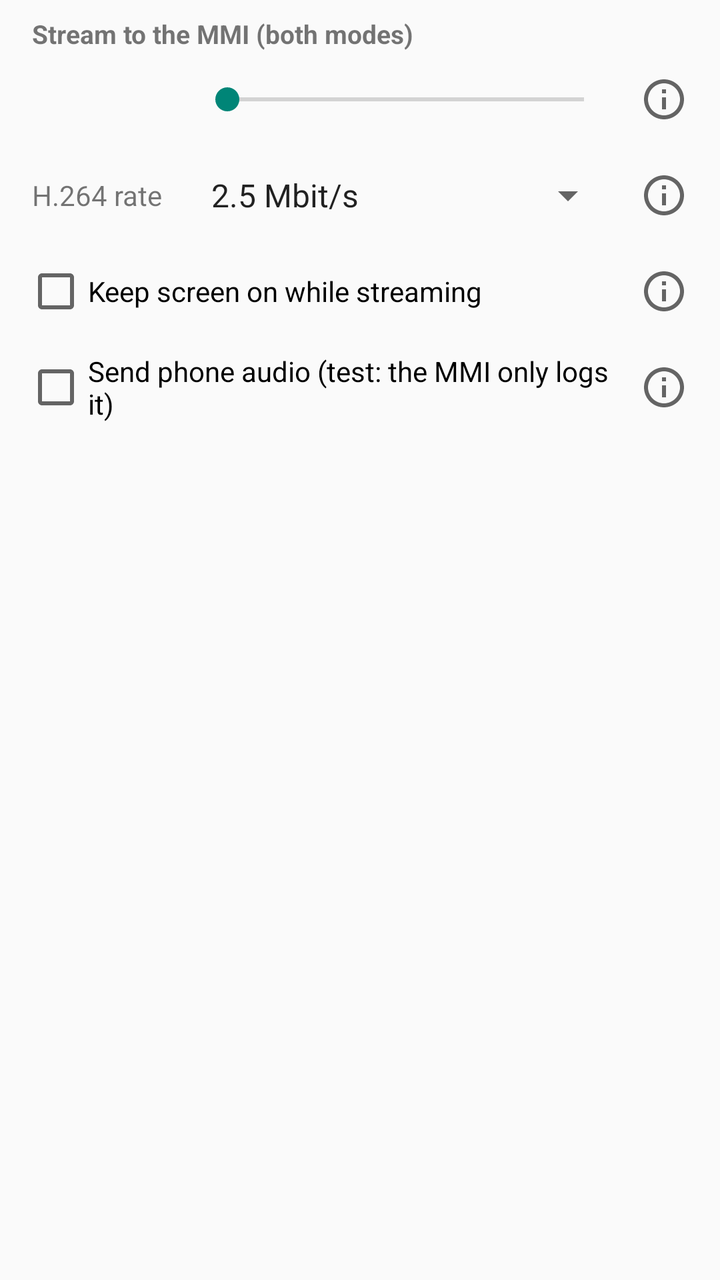
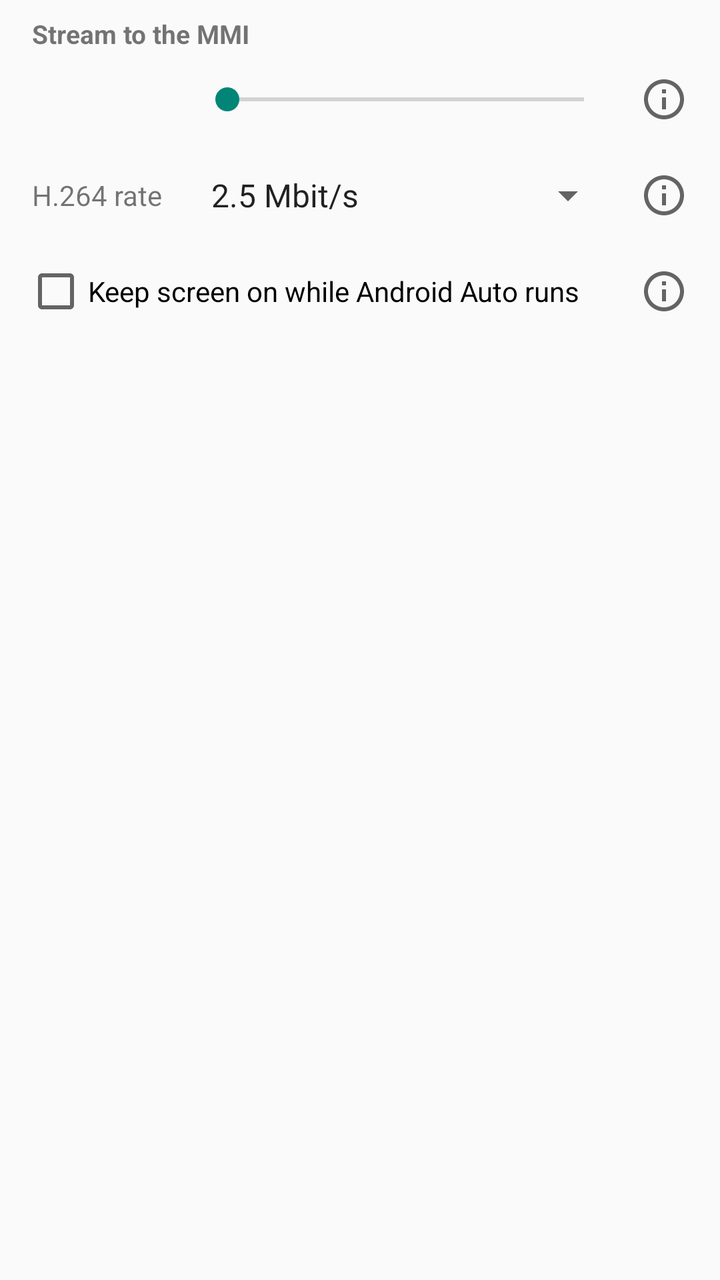

An Android layout rendered at two revisions. The XML below is the earlier revision; the diff shows what the commit changed to produce the second picture.
<!-- AndroidManifest.xml: application theme android:Theme.Material.Light.DarkActionBar -->
<!-- res/layout/stream_options.xml -->
<?xml version="1.0" encoding="utf-8"?>
<LinearLayout xmlns:android="http://schemas.android.com/apk/res/android"
    android:layout_width="match_parent"
    android:layout_height="wrap_content"
    android:orientation="vertical">

    <TextView
        android:layout_width="match_parent"
        android:layout_height="wrap_content"
        android:paddingStart="16dp"
        android:paddingTop="8dp"
        android:paddingEnd="16dp"
        android:text="@string/stream_options"
        android:textSize="13sp"
        android:textStyle="bold" />

    <LinearLayout style="@style/OptionRow">

        <TextView
            android:id="@+id/fps_label"
            android:layout_width="wrap_content"
            android:layout_height="wrap_content"
            android:minEms="5"
            android:textSize="14sp" />

        <SeekBar
            android:id="@+id/fps"
            android:layout_width="0dp"
            android:layout_height="wrap_content"
            android:layout_weight="1" />

        <ImageButton
            android:id="@+id/info_fps"
            style="@style/InfoButton" />
    </LinearLayout>

    <LinearLayout style="@style/OptionRow">

        <TextView
            android:layout_width="wrap_content"
            android:layout_height="wrap_content"
            android:minEms="5"
            android:text="@string/bit_rate"
            android:textSize="14sp" />

        <Spinner
            android:id="@+id/bit_rate"
            android:layout_width="0dp"
            android:layout_height="wrap_content"
            android:layout_weight="1"
            android:entries="@array/bit_rates" />

        <ImageButton
            android:id="@+id/info_bit_rate"
            style="@style/InfoButton" />
    </LinearLayout>

    <LinearLayout
        style="@style/OptionRow"
        android:paddingStart="12dp">

        <CheckBox
            android:id="@+id/keep_screen_on"
            android:layout_width="0dp"
            android:layout_height="wrap_content"
            android:layout_weight="1"
            android:text="@string/keep_screen_on" />

        <ImageButton
            android:id="@+id/info_keep_screen_on"
            style="@style/InfoButton" />
    </LinearLayout>

    <LinearLayout
        style="@style/OptionRow"
        android:paddingStart="12dp">

        <CheckBox
            android:id="@+id/send_audio"
            android:layout_width="0dp"
            android:layout_height="wrap_content"
            android:layout_weight="1"
            android:text="@string/send_audio" />

        <ImageButton
            android:id="@+id/info_send_audio"
            style="@style/InfoButton" />
    </LinearLayout>
</LinearLayout>
<!-- resources referenced by this layout -->
<resources>
  <string-array name="bit_rates">
          <item>2.5 Mbit/s</item>
          <item>4 Mbit/s</item>
          <item>6 Mbit/s</item>
      </string-array>
  <string name="bit_rate">H.264 rate</string>
  <string name="keep_screen_on">Keep screen on while streaming</string>
  <string name="send_audio">Send phone audio (test: the MMI only logs it)</string>
  <string name="stream_options">Stream to the MMI (both modes)</string>
  <style name="InfoButton">
          <item name="android:layout_width">48dp</item>
          <item name="android:layout_height">48dp</item>
          <item name="android:background">?android:attr/selectableItemBackgroundBorderless</item>
          <item name="android:padding">12dp</item>
          <item name="android:src">@drawable/ic_info</item>
      </style>
  <style name="OptionRow">
          <item name="android:layout_width">match_parent</item>
          <item name="android:layout_height">wrap_content</item>
          <item name="android:gravity">center_vertical</item>
          <item name="android:orientation">horizontal</item>
          <item name="android:paddingStart">16dp</item>
          <item name="android:paddingEnd">4dp</item>
      </style>
  <!-- drawable ic_info (drawable) -->
  <?xml version="1.0" encoding="utf-8"?>
  <vector xmlns:android="http://schemas.android.com/apk/res/android"
      android:width="24dp"
      android:height="24dp"
      android:tint="?android:attr/textColorSecondary"
      android:viewportWidth="24"
      android:viewportHeight="24">
      <path
          android:fillColor="#FFFFFFFF"
          android:pathData="M11,7h2v2h-2zM11,11h2v6h-2zM12,2C6.48,2 2,6.48 2,12s4.48,10 10,10 10,-4.48 10,-10S17.52,2 12,2zM12,20c-4.41,0 -8,-3.59 -8,-8s3.59,-8 8,-8 8,3.59 8,8 -3.59,8 -8,8z" />
  </vector>
</resources>

<!-- the commit's change to res/layout/stream_options.xml (unified diff, before → after) -->
@@ -70,20 +70,4 @@
             android:id="@+id/info_keep_screen_on"
             style="@style/InfoButton" />
     </LinearLayout>
-
-    <LinearLayout
-        style="@style/OptionRow"
-        android:paddingStart="12dp">
-
-        <CheckBox
-            android:id="@+id/send_audio"
-            android:layout_width="0dp"
-            android:layout_height="wrap_content"
-            android:layout_weight="1"
-            android:text="@string/send_audio" />
-
-        <ImageButton
-            android:id="@+id/info_send_audio"
-            style="@style/InfoButton" />
-    </LinearLayout>
 </LinearLayout>
<!-- resource entries referenced after the edit -->
@@ -6,9 +6,8 @@
           <item>6 Mbit/s</item>
       </string-array>
   <string name="bit_rate">H.264 rate</string>
-  <string name="keep_screen_on">Keep screen on while streaming</string>
-  <string name="send_audio">Send phone audio (test: the MMI only logs it)</string>
-  <string name="stream_options">Stream to the MMI (both modes)</string>
+  <string name="keep_screen_on">Keep screen on while Android Auto runs</string>
+  <string name="stream_options">Stream to the MMI</string>
   <style name="InfoButton">
           <item name="android:layout_width">48dp</item>
           <item name="android:layout_height">48dp</item>
